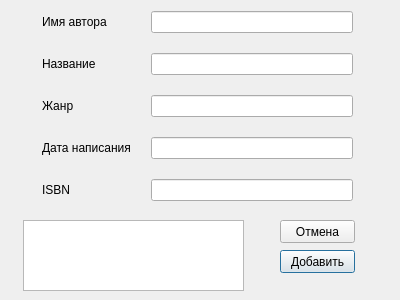
Before: the Qt Designer form addbook.ui in vladislavvasyukov/library, drawn with Qt 5.
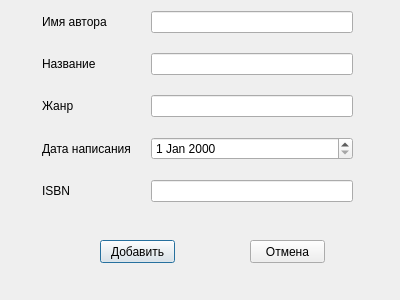
After: the same form once the commit is applied.

Commit message: Настроил подключение к базе данных и добавление книг

Diff of the .ui file:
```diff
--- a/addbook.ui
+++ b/addbook.ui
@@ -16,8 +16,8 @@
   <widget class="QPushButton" name="add_book_in_library">
    <property name="geometry">
     <rect>
-     <x>280</x>
-     <y>250</y>
+     <x>100</x>
+     <y>240</y>
      <width>75</width>
      <height>23</height>
     </rect>
@@ -29,8 +29,8 @@
   <widget class="QPushButton" name="cancel_additing_book">
    <property name="geometry">
     <rect>
-     <x>280</x>
-     <y>220</y>
+     <x>250</x>
+     <y>240</y>
      <width>75</width>
      <height>23</height>
     </rect>
@@ -92,9 +92,6 @@
       </property>
      </widget>
     </item>
-    <item row="3" column="1">
-     <widget class="QLineEdit" name="date_writing"/>
-    </item>
     <item row="4" column="0">
      <widget class="QLabel" name="isbn_label">
       <property name="text">
@@ -105,18 +102,11 @@
     <item row="4" column="1">
      <widget class="QLineEdit" name="isbn"/>
     </item>
+    <item row="3" column="1">
+     <widget class="QDateEdit" name="create_date"/>
+    </item>
    </layout>
   </widget>
-  <widget class="QTextEdit" name="textEdit">
-   <property name="geometry">
-    <rect>
-     <x>23</x>
-     <y>220</y>
-     <width>221</width>
-     <height>71</height>
-    </rect>
-   </property>
-  </widget>
  </widget>
  <resources/>
  <connections/>
```
The commit also changes 2 other files.
